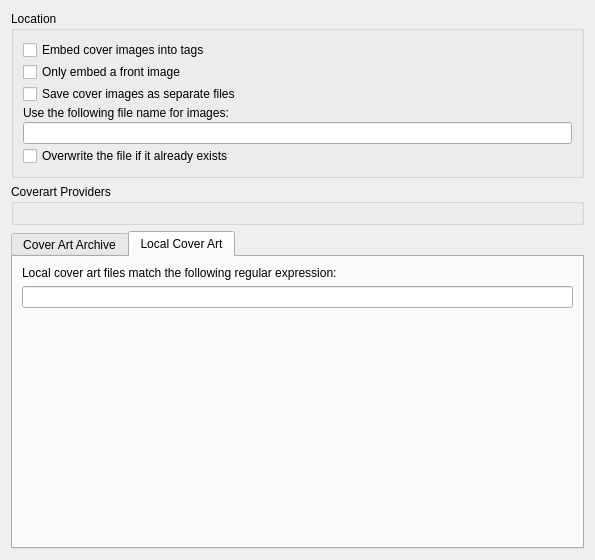
First picture: the form in ui/options_cover.ui, repository metabrainz/picard, before the edit.
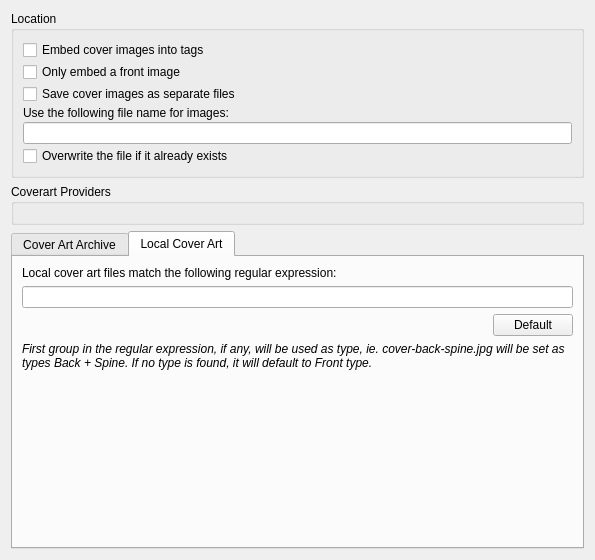
Second picture: the form after the edit. The open tabs and pages were chosen to show the change.

Commit message: Add a Default button to reset local cover art regex, and a note about types

The edit to the form file:
```diff
--- a/ui/options_cover.ui
+++ b/ui/options_cover.ui
@@ -225,9 +225,41 @@
         <widget class="QLineEdit" name="local_cover_regex_edit"/>
        </item>
        <item>
-        <widget class="QLabel" name="local_cover_regex_error">
+        <layout class="QHBoxLayout" name="horizontalLayout_2">
+         <item>
+          <widget class="QLabel" name="local_cover_regex_error">
+           <property name="text">
+            <string/>
+           </property>
+          </widget>
+         </item>
+         <item>
+          <widget class="QPushButton" name="local_cover_regex_default">
+           <property name="sizePolicy">
+            <sizepolicy hsizetype="Fixed" vsizetype="Fixed">
+             <horstretch>0</horstretch>
+             <verstretch>0</verstretch>
+            </sizepolicy>
+           </property>
+           <property name="text">
+            <string>Default</string>
+           </property>
+          </widget>
+         </item>
+        </layout>
+       </item>
+       <item>
+        <widget class="QLabel" name="note">
+         <property name="font">
+          <font>
+           <italic>true</italic>
+          </font>
+         </property>
          <property name="text">
-          <string/>
+          <string>First group in the regular expression, if any, will be used as type, ie. cover-back-spine.jpg will be set as types Back + Spine. If no type is found, it will default to Front type.</string>
+         </property>
+         <property name="wordWrap">
+          <bool>true</bool>
          </property>
         </widget>
        </item>
```
The commit also changes 2 other files.
